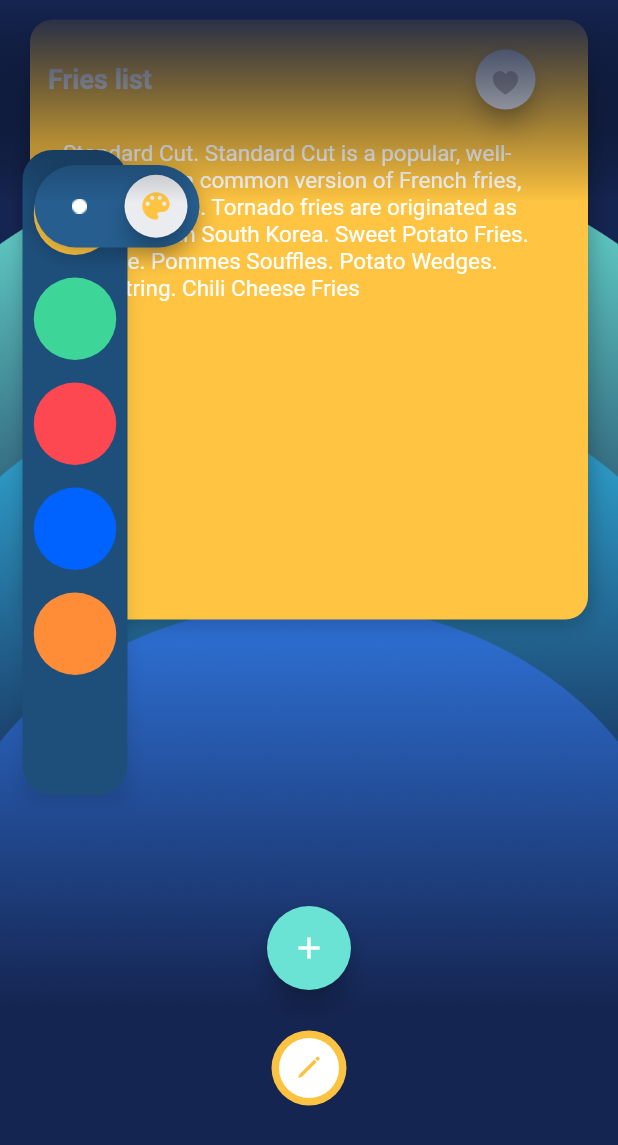
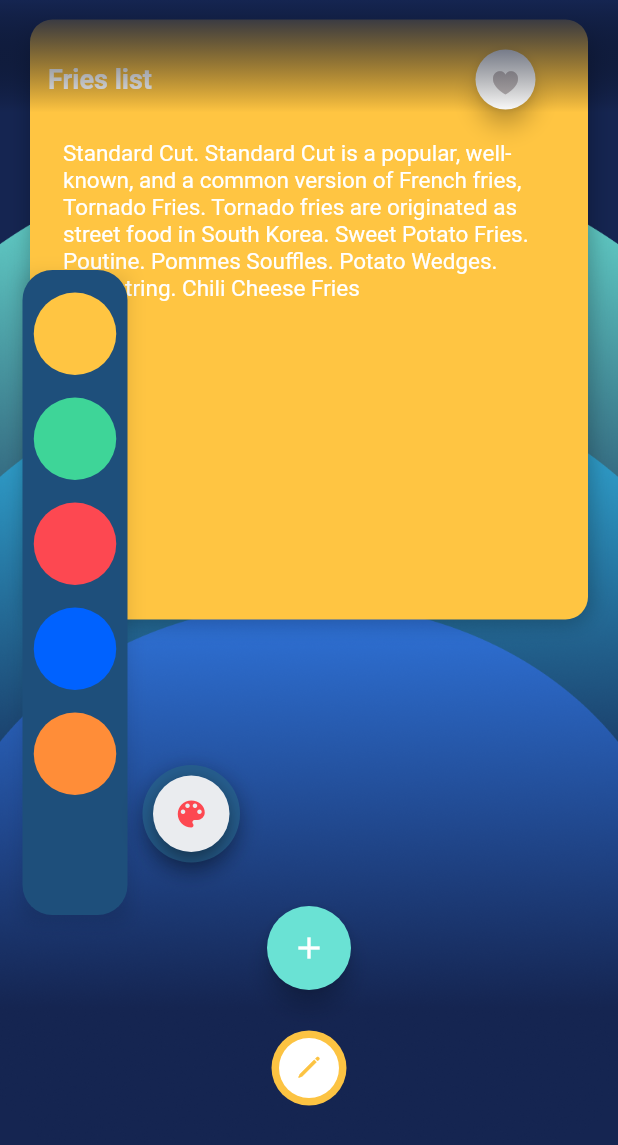
Before and after one commit to Andres-GP/Notastic-App, a Flutter app: the HomeScreen screen opened directly, after a tap on the "color lens" icon, on a phone screen of 412 x 824 dp. Shown: the top 1145 px of the screen. Run offline on Flutter 3.47's test engine with Material 2 defaults, Android fonts, the light colour scheme and no system bars; drawn by our look-alikes of lite_rolling_switch; our stand-ins replace after_layout, shared_preferences; accounts and stored records are empty.

Commit message:
Color selector moved and ui fixed, color changing button added, linear gradient overflow on like button fixed fixed(Tested)

```diff
--- a/lib/ui/color_picker.dart
+++ b/lib/ui/color_picker.dart
@@ -6,7 +6,6 @@ import 'package:notastic_app/ui/utils/colors.dart';
 import 'package:flutter/cupertino.dart';
 
 import 'notes_section.dart';
-
 
 
 
@@ -20,15 +19,17 @@ class ColorPickerWidget extends StatefulWidget {
 }
 
 class _ColorPickerWidgetState extends State<ColorPickerWidget> {
-
+  var colorPickerButtonColor = AppColor.colorPickerButtonIconColorFolded;
 
   @override
   Widget build(BuildContext context) {
-    return Stack(
-      clipBehavior: Clip.none,
+    return Container(
+      width: 160,
+      margin: EdgeInsets.only(top: 180),
+      child: Stack(
           children: [
             Container(
-              margin: EdgeInsets.only(top: 100, left: 15),
+                margin: EdgeInsets.only(left: 15),
                 padding: EdgeInsets.all(0),
                 height: 430,
                 decoration: BoxDecoration(
@@ -59,11 +60,11 @@ class _ColorPickerWidgetState extends State<ColorPickerWidget> {
                 )
             ),
             Positioned(
-            top: 110,
-            left: 23,
+              top: 330,
+              left: 95,
               child: Container(
-              width: 110,
-              height: 55,
+                width: 65,
+                height: 65,
                 decoration: BoxDecoration(
                   color: AppColor.colorPickerButtonContainerColor,
                   borderRadius: BorderRadius.circular(40),
@@ -76,29 +77,44 @@ class _ColorPickerWidgetState extends State<ColorPickerWidget> {
                     )
                   ],
                 ),
-              child: Row(
-                children: [
-                  Container(
-                    height: 10,
-                    width: 60,
-                    child: Image.asset(AppImages.menuWhiteDot),
-                  ),
-                  Container(
+                child: Container(
                       width: 42,
                       height: 42,
+                      margin: EdgeInsets.all(7),
+                  decoration: BoxDecoration(
+                    color: AppColor.colorPickerButtonContainerColor,
+                    borderRadius: BorderRadius.circular(40),
+                    boxShadow: [
+                      BoxShadow(
+                        color: Colors.black26,
+                        blurRadius: 15.0,
+                        spreadRadius: 0.0,
+                        offset: Offset(0.0, 4.0), // shadow direction: bottom right
+                      )
+                    ],
+                  ),
                       child: FloatingActionButton(
-                      onPressed: () {},
+                        onPressed: () {
+                          if (colorPickerButtonColor == AppColor.colorPickerButtonIconColorUnFolded) {
+                            setState(() {
+                              colorPickerButtonColor = AppColor.colorPickerButtonIconColorFolded;
+                            });
+                          }else{
+                            setState(() {
+                              colorPickerButtonColor = AppColor.colorPickerButtonIconColorUnFolded;
+                            });
+                          }
+                        },
                         backgroundColor: AppColor.colorPickerButtonBackgroundColor,
                         child: Icon(Icons.color_lens_rounded,
-                        color: AppColor.colorPickerButtonIconColorFolded,
+                          color: colorPickerButtonColor,
                         ),
                       ),
-                  ),
-                ],
                     ),
               ),
             )
           ]
+        ),
     );
   }
 }
--- a/lib/ui/linear_gradient.dart
+++ b/lib/ui/linear_gradient.dart
@@ -22,7 +22,7 @@ class _LinearGradientBorderTopState extends State<LinearGradientBorderTop> {
           ),
           alignment: Alignment.topCenter,
           width: double.infinity,
-          height: 135,
+          height: 75,
         ),
       ],
     );
--- a/lib/ui/utils/colors.dart
+++ b/lib/ui/utils/colors.dart
@@ -33,7 +33,7 @@ class AppColor {
   static const Color colorPickerButtonBackgroundColor = Color(0xffEAECEF);
   static const Color colorPickerButtonIconColor = Color(0xff12121D);
 
-  static const Color colorPickerButtonIconColorFolded = Color(0xffFFC542);
+  static const Color colorPickerButtonIconColorFolded = Color(0xff0062FF);
   static const Color colorPickerButtonIconColorUnFolded = Color(0xffFD4851);
 
   static const Color colorPickerButtonContainerColor = Color(0xff265E8F);
```
Lines whose indentation alone changed are shown as unchanged.
